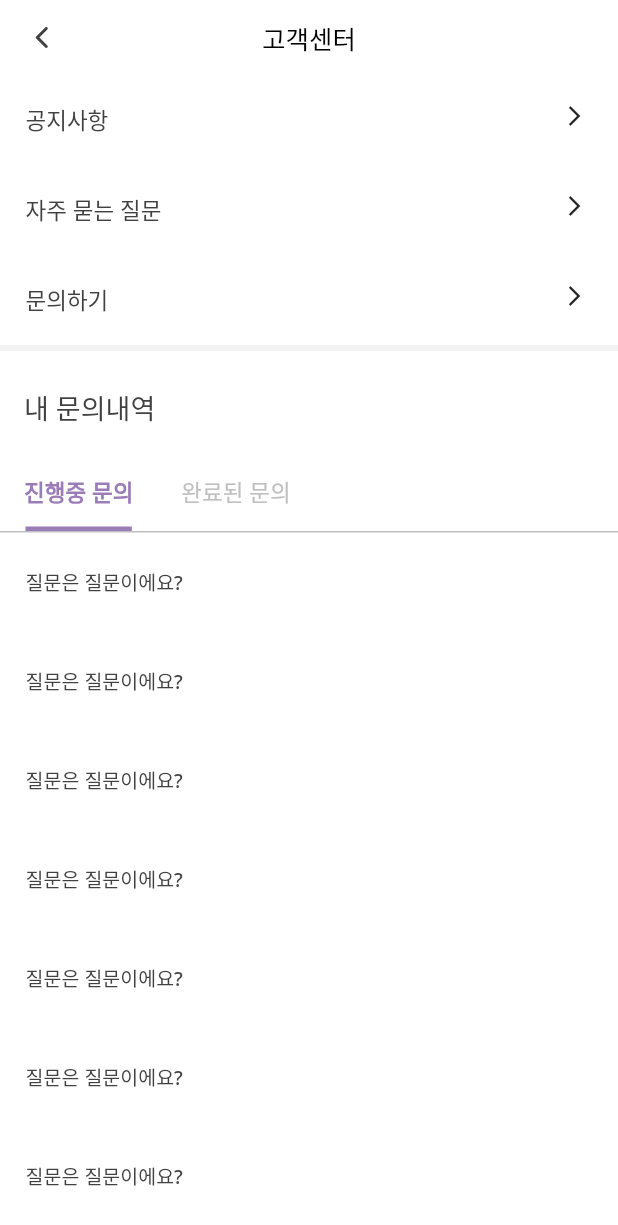
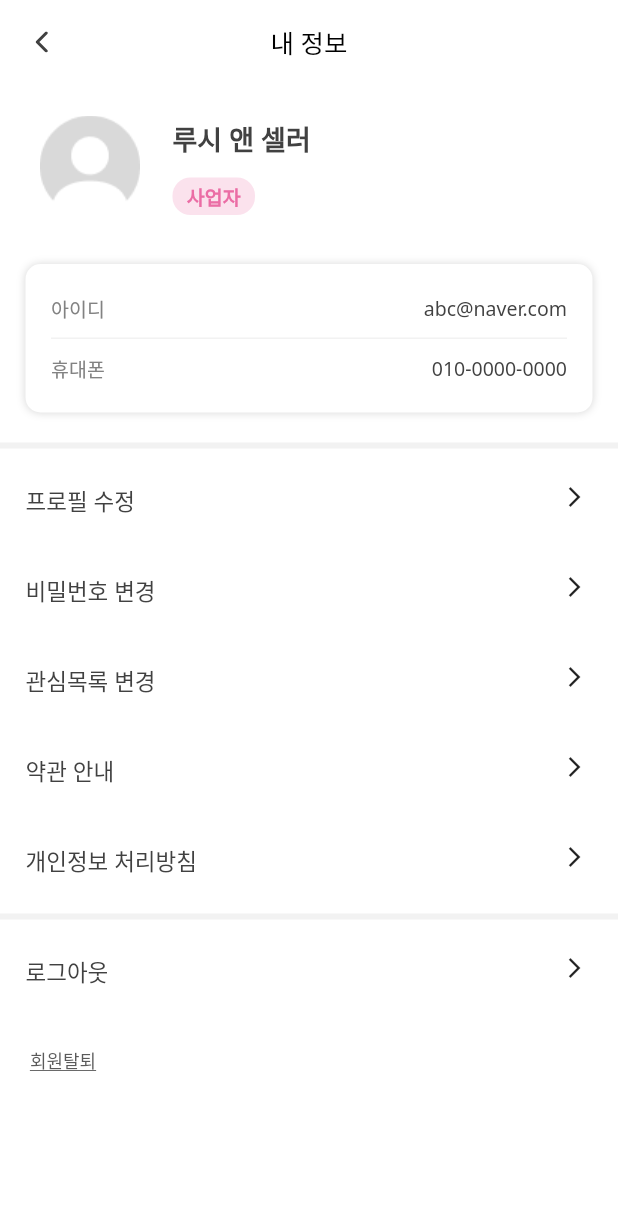
Before and after one commit to PSR-Co/FRONTEND, a Flutter app: the MypageScreen screen opened directly, after a tap on an icon or button, on a phone screen of 412 x 824 dp. Shown: the top 1225 px of the screen. Run offline on Flutter 3.47's test engine with Material 2 defaults, Android fonts, the phone set to English and light mode, and no system bars; our stand-ins replace flutter_secure_storage, flutter_svg, fluttertoast, image_picker, smooth_page_indicator; accounts and stored records are empty; project files that could hold a hidden picture were left out.

Commit message:
feat: 내 정보 화면 UI 구현

```diff
--- /dev/null
+++ b/lib/myinfo/view/myinfo_screen.dart
@@ -0,0 +1,124 @@
+import 'package:flutter/cupertino.dart';
+import 'package:flutter/material.dart';
+import 'package:psr/common/layout/default_appbar_layout.dart';
+import 'package:psr/common/layout/detail_bar_layout.dart';
+import 'package:psr/common/layout/division.dart';
+
+import '../../common/const/colors.dart';
+
+class MyInfoScreen extends StatefulWidget {
+  const MyInfoScreen({super.key});
+
+  @override
+  State<MyInfoScreen> createState() => _MyInfoScreenState();
+}
+
+class _MyInfoScreenState extends State<MyInfoScreen> {
+  final TextStyle welcomeTextStyle = const TextStyle(fontSize: 18.0, fontWeight: FontWeight.w700, color: GRAY_4_COLOR);
+  final TextStyle userTypeTextStyle = const TextStyle(fontSize: 13.0, fontWeight: FontWeight.w700, color: PINK_COLOR);
+  final TextStyle withdrawalTextStyle = const TextStyle(fontSize: 12.0, fontWeight: FontWeight.w500, color: GRAY_3_COLOR, decoration: TextDecoration.underline);
+  final TextStyle infoBoxTitleStyle = const TextStyle(fontSize: 13.0, fontWeight: FontWeight.w400, color: GRAY_2_COLOR);
+  final TextStyle infoBoxContentStyle = const TextStyle(fontSize: 13.0, fontWeight: FontWeight.w400, color: GRAY_4_COLOR);
+
+  @override
+  Widget build(BuildContext context) {
+    return Scaffold(
+      backgroundColor: Colors.white,
+      body: SafeArea(
+        child: SizedBox(
+          width: MediaQuery.of(context).size.width,
+          child: Column(
+              children: [
+                DefaultAppBarLayout(titleText: "내 정보"),
+                profile(),
+                Padding(padding: const EdgeInsets.fromLTRB(17.0, 0.0, 17.0, 0.0), child: infoBox(),),
+                Padding(padding: const EdgeInsets.only(top: 20.0), child: Division(),),
+                Padding(padding: const EdgeInsets.fromLTRB(17.0, 0.0, 0.0, 5.0), child: DetailBar(title: "프로필 수정"),),
+                Padding(padding: const EdgeInsets.fromLTRB(17.0, 5.0, 0.0, 5.0), child: DetailBar(title: "비밀번호 변경"),),
+                Padding(padding: const EdgeInsets.fromLTRB(17.0, 5.0, 0.0, 5.0), child: DetailBar(title: "관심목록 변경"),),
+                Padding(padding: const EdgeInsets.fromLTRB(17.0, 5.0, 0.0, 5.0), child: DetailBar(title: "약관 안내"),),
+                Padding(padding: const EdgeInsets.fromLTRB(17.0, 5.0, 0.0, 10.0), child: DetailBar(title: "개인정보 처리방침"),),
+                Division(),
+                Padding(padding: const EdgeInsets.fromLTRB(17.0, 0.0, 0.0, 5.0), child: DetailBar(title: "로그아웃"),),
+                Padding(padding: const EdgeInsets.fromLTRB(10.0, 5.0, 0.0, 5.0), child: withdrawal(),)
+              ],
+            ),
+          ),
+        ),
+      );
+  }
+
+  Widget profile() {
+    return SizedBox(
+      child: Container(
+        margin: EdgeInsets.fromLTRB(15.0, 10.0, 0.0, 20.0),
+        child: Row(
+          children: [
+            ClipOval(
+              child: Image.asset("asset/images/default_profile.png", width: 90.0, height: 90.0, ),
+            ),
+            Container(
+              margin: EdgeInsets.only(left: 10.0),
+              height: 90,
+              child: Column(
+                mainAxisAlignment: MainAxisAlignment.spaceEvenly,
+                crossAxisAlignment: CrossAxisAlignment.start,
+                children: [
+                  Text("루시 앤 셀러", style: welcomeTextStyle,),
+                  Container(
+                    width: 55.0, height: 25.0,
+                    alignment: Alignment.center,
+                    decoration: BoxDecoration(color: PINK_COLOR_20, borderRadius: BorderRadius.all(Radius.circular(12.0)) ),
+                    child: Text("사업자", style: userTypeTextStyle,),)
+                ],
+              ),
+            )
+          ],
+        ),
+      ),
+    );
+  }
+
+  Widget infoBox(){
+    return Container(
+      decoration: BoxDecoration(
+        color: Colors.white,
+        borderRadius: BorderRadius.all(Radius.circular(10.0)),
+        boxShadow: [BoxShadow(blurRadius: 4.0, color: LIGHT_SHADOW_COLOR)]
+      ),
+      child: Padding(
+        padding: const EdgeInsets.symmetric(horizontal: 17.0, vertical: 10.0),
+        child: Column(
+          mainAxisAlignment: MainAxisAlignment.spaceBetween,
+          children: [
+            infoBoxRow("아이디", "abc@naver.com"),
+            Container(color: GRAY_0_COLOR, height: 1),
+            infoBoxRow("휴대폰", "010-0000-0000"),
+          ],
+        ),
+      ),
+    );
+  }
+
+  Widget infoBoxRow(String title, String content){
+    return Padding(
+      padding: const EdgeInsets.only(top: 10.0, bottom: 10.0),
+      child: Row(
+        mainAxisAlignment: MainAxisAlignment.spaceBetween,
+        children: [
+          Text(title, style: infoBoxTitleStyle,),
+          Text(content, style: infoBoxContentStyle,)
+        ],
+      ),
+    );
+  }
+
+  Widget withdrawal(){
+    return Container(
+        width: MediaQuery.of(context).size.width,
+        alignment: Alignment.centerLeft,
+        child: TextButton(
+            onPressed: (){},
+            child: Text("회원탈퇴", style: withdrawalTextStyle, textAlign: TextAlign.start, )));
+  }
+}
--- a/lib/mypage/view/mypage_screen.dart
+++ b/lib/mypage/view/mypage_screen.dart
@@ -1,6 +1,7 @@
 
 import 'package:flutter/material.dart';
 import 'package:flutter_svg/flutter_svg.dart';
+import 'package:psr/myinfo/view/myinfo_screen.dart';
 import 'package:psr/mypage/view/order_list_tab.dart';
 import 'package:psr/shopping/view/service_center_screen.dart';
 
@@ -67,9 +68,10 @@ class _MypageScreenState extends State<MypageScreen> {
 
   Widget profile() {
     return SizedBox(
-      height: 100.0,
+      height: 120.0,
       child: Container(
-        margin: EdgeInsets.fromLTRB(0.0, 20.0, 0.0, 20.0),
+        margin: EdgeInsets.fromLTRB(0.0, 10.0, 0.0, 20.0),
+        height: 90.0,
         child: Row(
           children: [
             ClipOval(
@@ -78,7 +80,7 @@ class _MypageScreenState extends State<MypageScreen> {
             Container(
               margin: EdgeInsets.only(left: 10.0),
               child: Column(
-                mainAxisAlignment: MainAxisAlignment.spaceAround,
+                mainAxisAlignment: MainAxisAlignment.spaceEvenly,
                 crossAxisAlignment: CrossAxisAlignment.start,
                 children: [
                   Text("피에스알님 안녕하세요!", style: welcomeTextStyle,),
@@ -126,8 +128,17 @@ class _MypageScreenState extends State<MypageScreen> {
             ),
             child: IconButton.outlined(
                 onPressed: (){
-                  Navigator.push(context,
-                      MaterialPageRoute(builder: (context) => ServiceCenterScreen()));
+                  if(categoryName=="내 정보"){
+                    Navigator.push(context,
+                        MaterialPageRoute(builder: (context) => MyInfoScreen()));
+                  }else if(categoryName=="고객센터"){
+                    Navigator.push(context,
+                        MaterialPageRoute(builder: (context) => ServiceCenterScreen()));
+                  }else{
+                    Navigator.push(context,
+                        MaterialPageRoute(builder: (context) => ServiceCenterScreen()));
+                  }
+
                 },
                 icon: SvgPicture.asset(imgName),
               style: ButtonStyle(),
```
